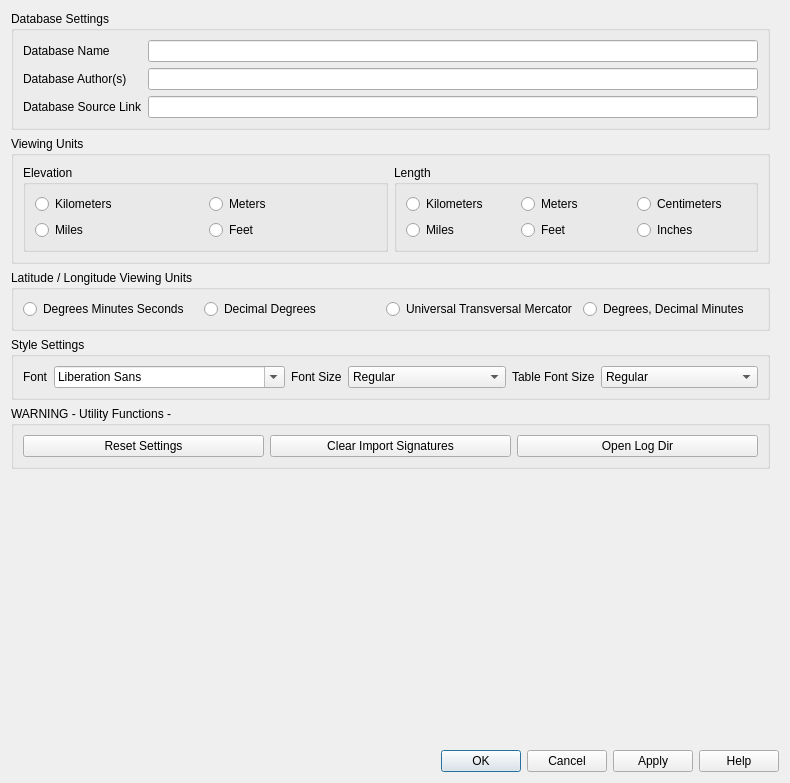
kathrynmetcalf/GeoCORK, file ui/ui_Settings.ui: the form before one commit.
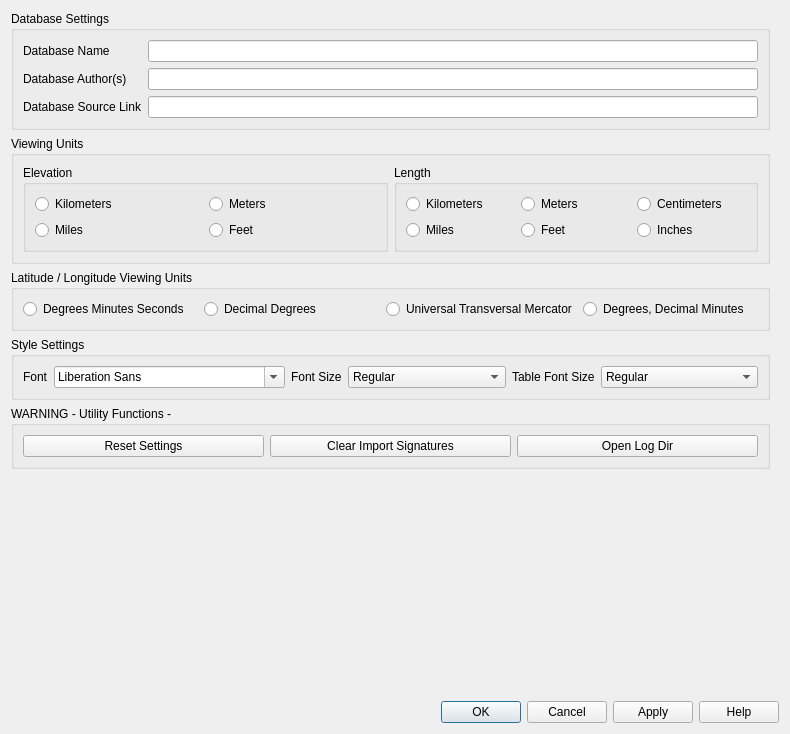
The form after the commit.

Commit message: save state geometry works

```diff
--- a/ui/ui_Settings.ui
+++ b/ui/ui_Settings.ui
@@ -7,7 +7,7 @@
     <x>0</x>
     <y>0</y>
     <width>790</width>
-    <height>783</height>
+    <height>734</height>
    </rect>
   </property>
   <property name="minimumSize">
@@ -133,7 +133,7 @@
                 <x>0</x>
                 <y>0</y>
                 <width>772</width>
-                <height>731</height>
+                <height>682</height>
                </rect>
               </property>
               <layout class="QVBoxLayout" name="verticalLayout">
```
The commit also changes 1 other file.
